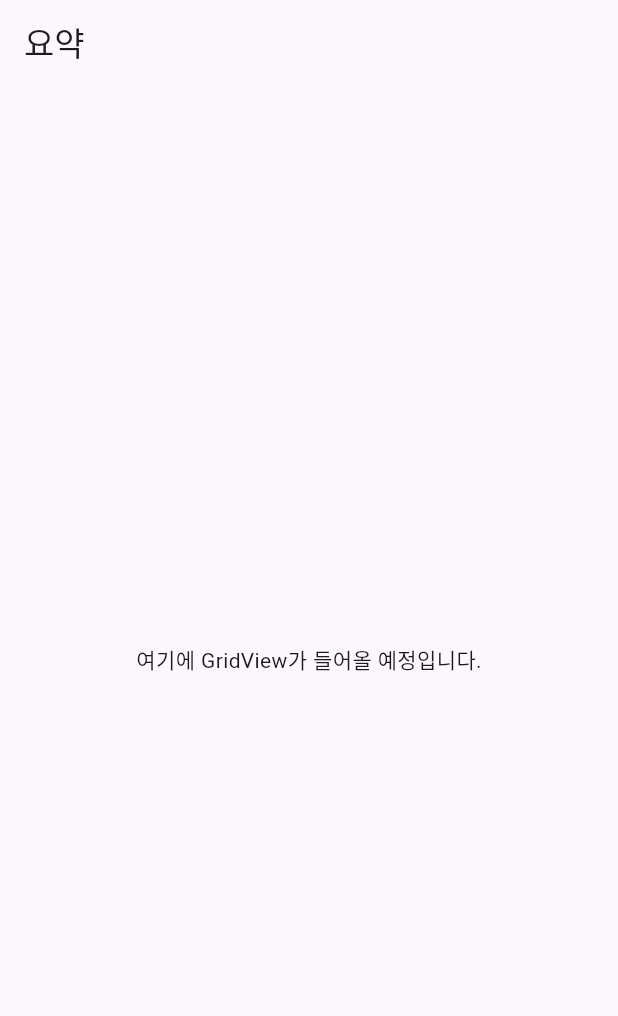
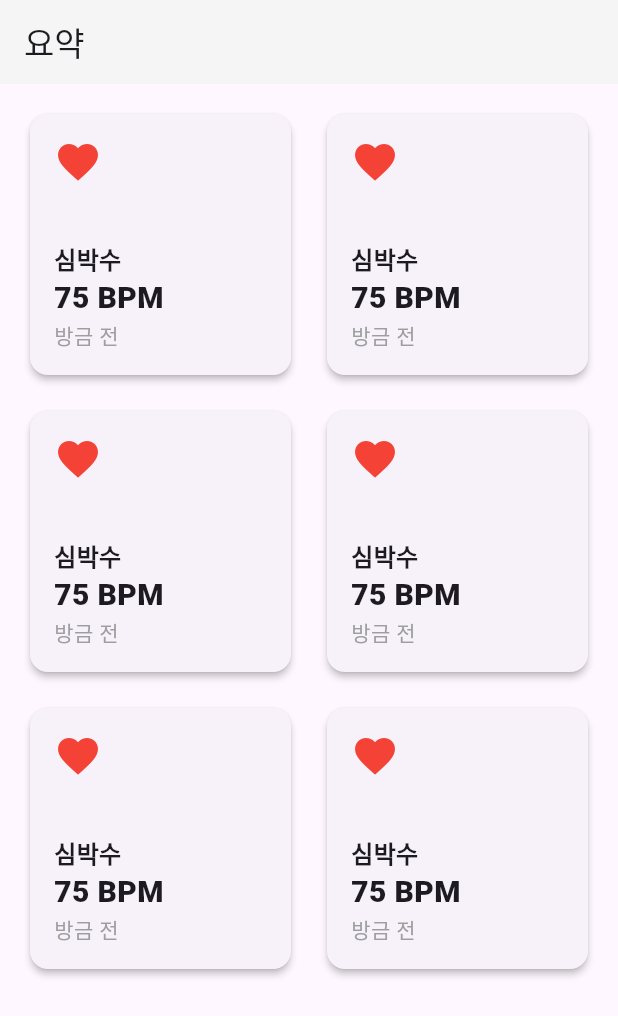
Before and after one commit to iiiiin/applehealthclone, a Flutter app: the screen it shows after launch, on a phone screen of 412 x 824 dp. Shown: the top 1016 px of the screen. Run offline on Flutter 3.47's test engine with Material 3 defaults, Android fonts, the phone set to English and light mode, and no system bars.

Commit message:
feat: 대시보드 그리드 UI 완성

```diff
--- a/lib/main.dart
+++ b/lib/main.dart
@@ -50,12 +50,99 @@ class SummaryScreen extends StatelessWidget {
       appBar: AppBar(
         // const: 이 텍스트는 절대 변하지 않으므로 const 처리 (성능 향상)
         title: const Text('요약'),
+        backgroundColor: Colors.grey[100], // 애플 건강과 유사한 배경색
+        // body를 GridView.builder로 변경합니다.
+        // GridView.builder는 RN의 FlatList와 거의 같습니다.
+        // 화면에 보이는 것만 그리는 효율적인 방식입니다.
       ),
       // 11. 화면의 본문 영역
-      body: Center(
-        // 12. 우선은 '여기에 격자가 들어온다'는 텍스트만 띄웁니다.
-        child: const Text('여기에 GridView가 들어올 예정입니다.'),
+      body: GridView.builder(
+        padding: const EdgeInsets.all(16.0), // 그리드 전체에 패딩
+
+        // 1. 그리드의 레이아웃을 정의하는 핵심 부분
+        gridDelegate: const SliverGridDelegateWithFixedCrossAxisCount(
+          crossAxisCount: 2,    // 한 줄에 2개의 열
+          mainAxisSpacing: 16.0,  // 수직 간격
+          crossAxisSpacing: 16.0, // 수평 간격
+          childAspectRatio: 1.0,  // 아이템의 가로/세로 비율 (1.0 = 정사각형)
+        ),
+
+        // 2. 총 몇 개의 아이템을 만들지? (우선 6개로 하드코딩)
+        itemCount: 6,
+
+        // 3. 각 아이템(셀)을 어떻게 그릴지?
+        itemBuilder: (BuildContext context, int index) {
+          // 'HealthCategoryCard'라는 위젯을 반환합니다.
+          // (아래 2단계에서 이 위젯을 만들 겁니다.)
+          // 지금은 임시로 Card를 넣습니다.
+          return const HealthCategoryCard();
+        },
       ),
     );
   }
 }
+
+// 2단계: 각 그리드 셀에 들어갈 위젯을 분리합니다.
+// React에서 <HealthCategoryCard /> 컴포넌트를 분리하는 것과 같습니다.
+// const 생성자를 사용해 리빌드를 방지합니다. (성능 최적화)
+class HealthCategoryCard extends StatelessWidget {
+  const HealthCategoryCard({super.key});
+
+  @override
+  Widget build(BuildContext context) {
+    // Card 위젯은 RN의 <View style={{ shadow... }}>와 비슷합니다.
+    // 적당한 그림자와 둥근 모서리를 제공합니다.
+    return Card(
+      elevation: 2.0, // 그림자 농도
+      shape: RoundedRectangleBorder(
+        borderRadius: BorderRadius.circular(12.0), // 모서리 둥글기
+      ),
+      child: Padding(
+        padding: const EdgeInsets.all(16.0), // 카드 내부 여백
+
+        // Column은 RN의 <View style={{ flexDirection: 'column' }}>
+        child: Column(
+          crossAxisAlignment: CrossAxisAlignment.start, // 왼쪽 정렬
+          mainAxisAlignment: MainAxisAlignment.spaceBetween, // 위아래로 공간 분배
+          children: [
+            // 1. 아이콘 (지금은 임시 아이콘)
+            // const: 이 아이콘은 절대 변하지 않으므로!
+            const Icon(
+              Icons.favorite, // '심박수' 아이콘 (임시)
+              color: Colors.red,
+              size: 32.0,
+            ),
+
+            // 2. 데이터 (지금은 임시 텍스트)
+            Column(
+              crossAxisAlignment: CrossAxisAlignment.start,
+              children: [
+                const Text(
+                  '심박수',
+                  style: TextStyle(
+                    fontWeight: FontWeight.bold,
+                    fontSize: 16.0,
+                  ),
+                ),
+                const Text(
+                  '75 BPM',
+                  style: TextStyle(
+                    fontSize: 20.0,
+                    fontWeight: FontWeight.w900, // 가장 두껍게
+                  ),
+                ),
+                const Text(
+                  '방금 전',
+                  style: TextStyle(
+                    color: Colors.grey,
+                    fontSize: 14.0,
+                  ),
+                ),
+              ],
+            ),
+          ],
+        ),
+      ),
+    );
+  }
+}
```
